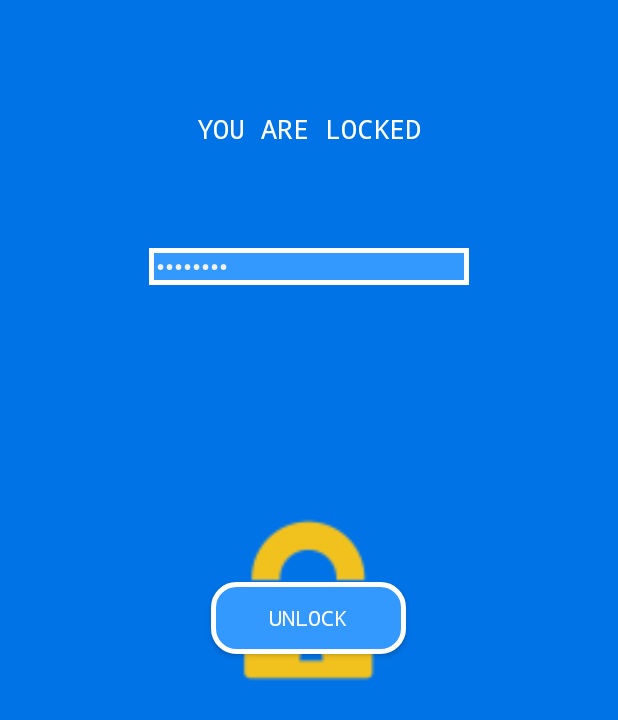
After one commit to orestisfl/daedalus-sfhmmy9, an Android app: the LockActivity screen opened directly, with no data from a screen before it, on a phone screen of 412 x 824 dp. The commit adds this screen. Shown: the top 720 px of the screen. Run offline under Robolectric (Android 15) with nearby library versions, the phone set to English and light mode, and no system bars.

Commit message:
MINOR Add lock screen UI and LockActivity class

```diff
--- a/CellLock/app/src/main/AndroidManifest.xml
+++ b/CellLock/app/src/main/AndroidManifest.xml
@@ -1,21 +1,21 @@
 <?xml version="1.0" encoding="utf-8"?>
 <manifest xmlns:android="http://schemas.android.com/apk/res/android"
-    package="com.example.daedalus.celllock">
+    package="com.example.daedalus.celllock" >
 
-    <uses-permission android:name="android.permission.BLUETOOTH"/>
-    <uses-permission android:name="android.permission.BLUETOOTH_ADMIN"/>
-    <uses-permission android:name="android.permission.BLUETOOTH_PRIVILEGED"/>
+    <uses-permission android:name="android.permission.BLUETOOTH" />
+    <uses-permission android:name="android.permission.BLUETOOTH_ADMIN" />
+    <uses-permission android:name="android.permission.BLUETOOTH_PRIVILEGED" />
 
     <application
         android:allowBackup="true"
         android:icon="@mipmap/logo_sherlock"
         android:label="@string/app_name"
         android:supportsRtl="true"
-        android:theme="@style/AppTheme">
+        android:theme="@style/AppTheme" >
         <activity
             android:name=".StartActivity"
             android:label="@string/app_name"
-            android:theme="@style/AppTheme.NoActionBar">
+            android:theme="@style/AppTheme.NoActionBar" >
             <intent-filter>
                 <action android:name="android.intent.action.MAIN" />
 
@@ -25,7 +25,11 @@
         <activity
             android:name=".MainActivity"
             android:label="@string/title_activity_main"
-            android:theme="@style/AppTheme.NoActionBar"></activity>
+            android:theme="@style/AppTheme.NoActionBar" />
+        <activity android:name=".LockActivity"
+            android:label="LockActivity"
+            android:theme="@style/AppTheme.NoActionBar">
+        </activity>
     </application>
 
 </manifest>
--- /dev/null
+++ b/CellLock/app/src/main/java/com/example/daedalus/celllock/LockActivity.java
@@ -0,0 +1,44 @@
+package com.example.daedalus.celllock;
+
+import android.content.Intent;
+import android.support.v7.app.AppCompatActivity;
+import android.os.Bundle;
+import android.view.View;
+import android.view.Window;
+import android.widget.Button;
+import android.widget.EditText;
+import android.widget.TextView;
+
+public class LockActivity extends AppCompatActivity {
+    Button mButton;
+    EditText mEdit;
+    TextView mText;
+    @Override
+    protected void onCreate(Bundle savedInstanceState) {
+        super.onCreate(savedInstanceState);
+        this.requestWindowFeature(Window.FEATURE_NO_TITLE);
+        setContentView(R.layout.activity_lock);
+        // Pick activity you want to redirected
+        final Intent intent = new Intent(this, MainActivity.class);
+
+        mButton = (Button)findViewById(R.id.unlockButton);
+        mEdit = (EditText)findViewById(R.id.unlockPass);
+        mText = (TextView)findViewById(R.id.lockedInfo);
+
+        // hardcoded password
+        final String secretCode = "1234";
+        mButton.setOnClickListener(
+                new View.OnClickListener(){
+                    public void onClick(View view){
+                        if(secretCode.equals(mEdit.getText().toString())){
+                            mText.setText("UNLOCKED");
+
+                            startActivity(intent);
+                        }
+                    }
+                }
+        );
+    }
+    @Override
+    public void onBackPressed(){}
+}
--- a/CellLock/app/src/main/java/com/example/daedalus/celllock/StartActivity.java
+++ b/CellLock/app/src/main/java/com/example/daedalus/celllock/StartActivity.java
@@ -29,7 +29,5 @@ public class StartActivity extends Activity {
     public void startConnection(View view){
         Intent intent = new Intent(this, MainActivity.class);
         startActivity(intent);
-
-
     }
 }
--- /dev/null
+++ b/CellLock/app/src/main/res/drawable/passfieldshape.xml
@@ -0,0 +1,18 @@
+<?xml version="1.0" encoding="utf-8"?>
+<shape xmlns:android="http://schemas.android.com/apk/res/android" android:shape="rectangle" >
+
+    <solid
+        android:color="@color/buttonColor"
+        />
+    <padding
+        android:left="5dp"
+        android:top="0dp"
+        android:right="0dp"
+        android:bottom="0dp"
+        />
+
+    <stroke
+        android:width="3dp"
+        android:color="@color/mainColor"
+        />
+</shape>
--- /dev/null
+++ b/CellLock/app/src/main/res/layout/activity_lock.xml
@@ -0,0 +1,67 @@
+<?xml version="1.0" encoding="utf-8"?>
+
+<RelativeLayout xmlns:android="http://schemas.android.com/apk/res/android"
+    xmlns:tools="http://schemas.android.com/tools" android:layout_width="match_parent"
+    android:layout_height="match_parent" android:paddingLeft="@dimen/activity_horizontal_margin"
+    android:paddingRight="@dimen/activity_horizontal_margin"
+    android:paddingTop="@dimen/activity_vertical_margin"
+    android:paddingBottom="@dimen/activity_vertical_margin"
+    android:background="@color/colorBackground"
+    tools:context="com.example.daedalus.celllock.LockActivity">
+
+    <!-- Status Text -->
+    <TextView
+        android:layout_width="fill_parent"
+        android:layout_height="wrap_content"
+        android:textAppearance="?android:attr/textAppearanceMedium"
+        android:text="YOU ARE LOCKED"
+        android:gravity="center"
+        android:typeface="monospace"
+        android:textColor="#FFFFFF"
+        android:id="@+id/lockedInfo"
+        android:layout_alignParentTop="true"
+        android:layout_alignParentLeft="true"
+        android:layout_alignParentStart="true"
+        android:layout_marginTop="57dp" />
+
+    <!-- Password Input -->
+    <EditText
+        android:layout_width="wrap_content"
+        android:layout_height="wrap_content"
+        android:inputType="textPassword"
+        android:ems="10"
+        android:text="Password"
+        android:textColor="#F2F2F2"
+        android:id="@+id/unlockPass"
+        android:layout_below="@+id/lockedInfo"
+        android:layout_centerHorizontal="true"
+        android:background="@drawable/passfieldshape"
+        android:layout_marginTop="67dp"
+        android:textColorHighlight="#F2F2F2" />
+
+    <!-- Locker Image -->
+    <ImageView
+        android:layout_width="120dp"
+        android:layout_height="120dp"
+        android:id="@+id/imageViewLocker"
+        android:src="@mipmap/locker"
+        android:layout_below="@+id/unlockPass"
+        android:layout_centerHorizontal="true"
+        android:layout_marginTop="150dp" />
+
+    <!-- Unlock Button -->
+    <Button
+        style="?android:attr/buttonStyleSmall"
+        android:layout_width="wrap_content"
+        android:layout_height="wrap_content"
+        android:background="@drawable/buttonshape"
+        android:textColor="#FFFFFF"
+        android:typeface="monospace"
+        android:width="130dp"
+        android:height="30dp"
+        android:text="Unlock"
+        android:id="@+id/unlockButton"
+        android:layout_marginTop="-10dp"
+        android:layout_centerVertical="true"
+        android:layout_centerHorizontal="true" />
+</RelativeLayout>
```
Also changed, not shown: CellLock/app/src/main/locker-web.png (added), CellLock/app/src/main/res/mipmap-hdpi/locker.png (added), CellLock/app/src/main/res/mipmap-mdpi/locker.png (added), CellLock/app/src/main/res/mipmap-xhdpi/locker.png (added), CellLock/app/src/main/res/mipmap-xxhdpi/locker.png (added), CellLock/app/src/main/res/mipmap-xxxhdpi/locker.png (added).
